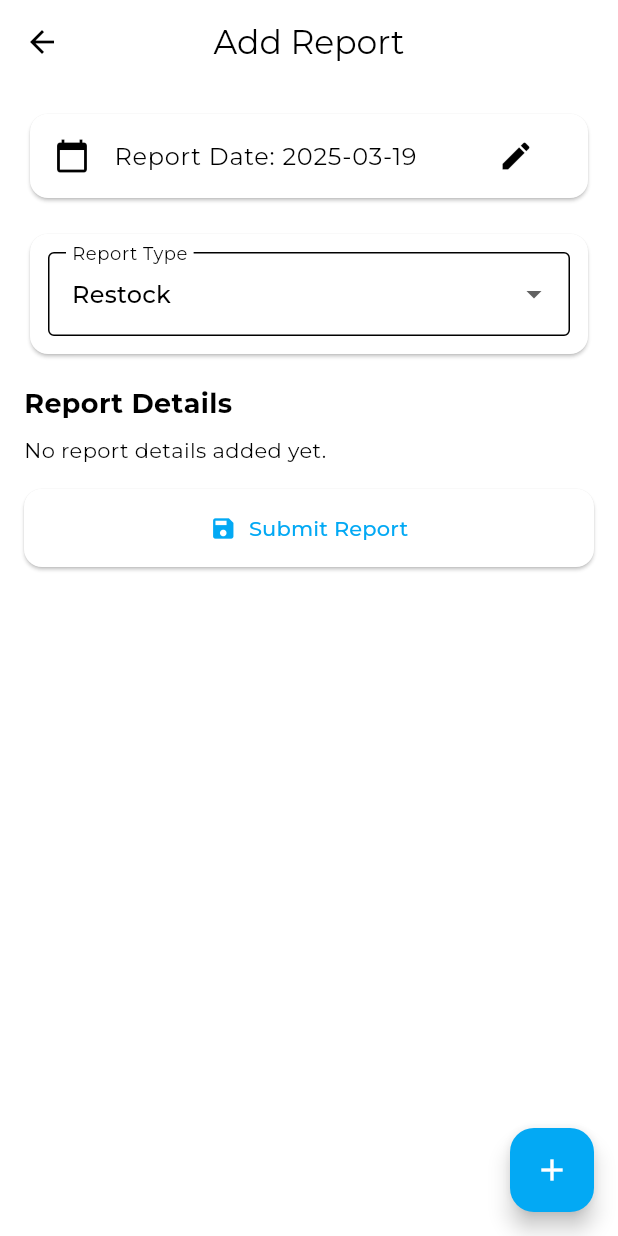
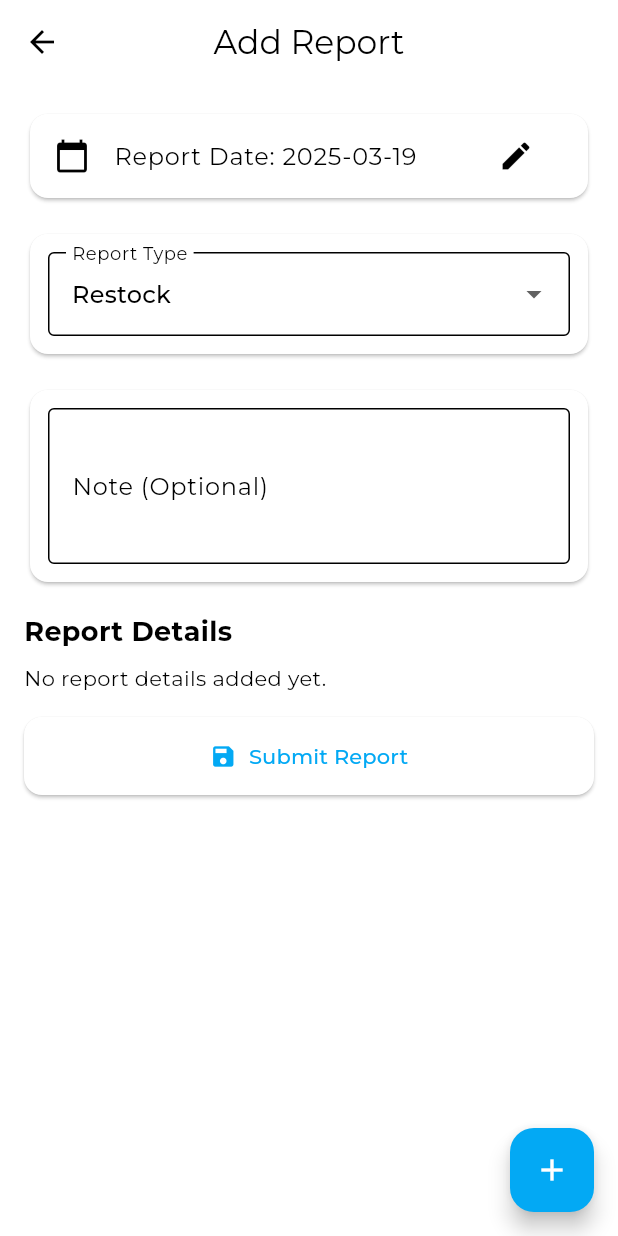
Before and after one commit to VinChriZ/primamobile, a Flutter app: the AddReportPage screen opened directly, on a phone screen of 412 x 824 dp. Run offline on Flutter 3.47's test engine with Material 3 defaults, Android fonts, the phone set to English and light mode, and no system bars; our stand-ins replace bloc, device_info_plus, device_preview, dio, equatable, fl_chart and 7 more; missing offline and left inert: android_id, mobile_scanner; accounts and stored records are empty; project files that could hold a hidden picture were left out.

Commit message:
add note attributes to report

```diff
--- a/lib/app/models/report/report.dart
+++ b/lib/app/models/report/report.dart
@@ -3,9 +3,9 @@ class Report {
   final int userId;
   final DateTime dateCreated;
   final DateTime lastUpdated;
-  final String type; // Expected values: 'restock' or 'return'
-  final String
-      status; // Expected values: 'approved', 'disapproved', or 'waiting'
+  final String type;
+  final String status;
+  final String? note; // Added optional note field
 
   Report({
     required this.reportId,
@@ -14,6 +14,7 @@ class Report {
     required this.lastUpdated,
     required this.type,
     required this.status,
+    this.note, // Optional
   });
 
   // Creates a Report instance from a JSON map
@@ -25,16 +26,23 @@ class Report {
       lastUpdated: DateTime.parse(json['last_updated']),
       type: json['type'] as String,
       status: json['status'] as String,
+      note: json['note'] as String?, // Parse optional note field
     );
   }
 
   // Converts the Report instance into a JSON map
   Map<String, dynamic> toJson() {
-    return {
+    final Map<String, dynamic> data = {
       'user_id': userId,
       'date_created': dateCreated.toIso8601String(),
       'type': type,
       'status': status,
     };
+
+    if (note != null) {
+      data['note'] = note;
+    }
+
+    return data;
   }
 }
--- a/lib/app/pages/home/owner_home/view/pages/owner_approval/view/owner_approval_detail_screen.dart
+++ b/lib/app/pages/home/owner_home/view/pages/owner_approval/view/owner_approval_detail_screen.dart
@@ -245,6 +245,12 @@ class OwnerApprovalDetailScreen extends StatelessWidget {
                               value: DateFormat('yyyy-MM-dd HH:mm')
                                   .format(report.lastUpdated),
                             ),
+                            // Add note field display if it exists
+                            if (report.note != null && report.note!.isNotEmpty)
+                              _buildAttributeRow(
+                                label: 'Note',
+                                value: report.note!,
+                              ),
                           ],
                         ),
                       ),
--- a/lib/app/pages/home/worker_home/view/pages/worker_report/bloc/report_detail/bloc/worker_report_detail_bloc.dart
+++ b/lib/app/pages/home/worker_home/view/pages/worker_report/bloc/report_detail/bloc/worker_report_detail_bloc.dart
@@ -2,6 +2,7 @@ import 'package:bloc/bloc.dart';
 import 'package:equatable/equatable.dart';
 import 'package:primamobile/app/models/report/report_detail.dart';
 import 'package:primamobile/repository/report_detail_repository.dart';
+import 'package:flutter_bloc/flutter_bloc.dart';
 
 part 'worker_report_detail_event.dart';
 part 'worker_report_detail_state.dart';
@@ -10,8 +11,9 @@ class WorkerReportDetailBloc
     extends Bloc<WorkerReportDetailEvent, WorkerReportDetailState> {
   final ReportDetailRepository reportDetailRepository;
 
-  WorkerReportDetailBloc({required this.reportDetailRepository})
-      : super(WorkerReportDetailInitial()) {
+  WorkerReportDetailBloc({
+    required this.reportDetailRepository,
+  }) : super(WorkerReportDetailInitial()) {
     on<FetchWorkerReportDetails>(_onFetchWorkerReportDetails);
     on<AddWorkerReportDetail>(_onAddWorkerReportDetail);
     on<UpdateWorkerReportDetail>(_onUpdateWorkerReportDetail);
--- a/lib/app/pages/home/worker_home/view/pages/worker_report/view/report/add_report_page.dart
+++ b/lib/app/pages/home/worker_home/view/pages/worker_report/view/report/add_report_page.dart
@@ -29,6 +29,7 @@ class _AddReportPageState extends State<AddReportPage> {
   final _formKey = GlobalKey<FormState>();
   DateTime _reportDate = DateTime.now();
   String _selectedType = "restock"; // "restock" or "return"
+  final TextEditingController _noteController = TextEditingController();
   // Report status is fixed to "waiting".
   final List<ReportDetailItem> _reportDetails = [];
 
@@ -43,6 +44,12 @@ class _AddReportPageState extends State<AddReportPage> {
     _reportDetailRepository =
         RepositoryProvider.of<ReportDetailRepository>(context);
     _productRepository = RepositoryProvider.of<ProductRepository>(context);
+  }
+
+  @override
+  void dispose() {
+    _noteController.dispose();
+    super.dispose();
   }
 
   Future<void> _selectDate(BuildContext context) async {
@@ -268,12 +275,20 @@ class _AddReportPageState extends State<AddReportPage> {
           content: Text("Please add at least one report detail")));
       return;
     }
+
+    final String note = _noteController.text.trim();
     final reportPayload = {
       'user_id': Globals.userSession.user.userId,
       'date_created': _reportDate.toIso8601String(),
       'type': _selectedType,
       'status': 'waiting', // Always "waiting"
     };
+
+    // Add note to payload if it's not empty
+    if (note.isNotEmpty) {
+      reportPayload['note'] = note;
+    }
+
     try {
       final report = await _reportRepository.addReport(reportPayload);
       for (var detail in _reportDetails) {
@@ -341,6 +356,21 @@ class _AddReportPageState extends State<AddReportPage> {
                         });
                       }
                     },
+                  ),
+                ),
+              ),
+              const SizedBox(height: 16),
+              Card(
+                child: Padding(
+                  padding: const EdgeInsets.all(12),
+                  child: TextFormField(
+                    controller: _noteController,
+                    decoration: const InputDecoration(
+                      labelText: "Note (Optional)",
+                      border: OutlineInputBorder(),
+                      hintText: "Add a note about this report",
+                    ),
+                    maxLines: 3,
                   ),
                 ),
               ),
--- a/lib/app/pages/home/worker_home/view/pages/worker_report/view/report/edit_report_page.dart
+++ b/lib/app/pages/home/worker_home/view/pages/worker_report/view/report/edit_report_page.dart
@@ -18,6 +18,7 @@ class _EditReportPageState extends State<EditReportPage> {
   late String _selectedType;
   final _formKey = GlobalKey<FormState>();
   bool _isSaving = false;
+  late TextEditingController _noteController;
 
   late final ReportRepository _reportRepository;
 
@@ -26,6 +27,13 @@ class _EditReportPageState extends State<EditReportPage> {
     super.initState();
     _reportDate = widget.report.dateCreated;
     _selectedType = widget.report.type;
+    _noteController = TextEditingController(text: widget.report.note ?? '');
+  }
+
+  @override
+  void dispose() {
+    _noteController.dispose();
+    super.dispose();
   }
 
   @override
@@ -55,10 +63,12 @@ class _EditReportPageState extends State<EditReportPage> {
       _isSaving = true;
     });
 
-    // Build payload with only date_created and type, as status is not editable.
+    // Build payload with date_created, type and note
     final updateFields = {
       'date_created': _reportDate.toIso8601String(),
       'type': _selectedType,
+      'note':
+          _noteController.text.trim().isNotEmpty ? _noteController.text : null,
     };
 
     try {
@@ -135,6 +145,17 @@ class _EditReportPageState extends State<EditReportPage> {
                         }
                       },
                     ),
+                    const SizedBox(height: 16),
+                    // Add note text field
+                    TextFormField(
+                      controller: _noteController,
+                      decoration: const InputDecoration(
+                        labelText: 'Note (optional)',
+                        border: OutlineInputBorder(),
+                        hintText: 'Add a note for this report',
+                      ),
+                      maxLines: 3,
+                    ),
                     const SizedBox(height: 24),
                     ElevatedButton(
                       onPressed: _saveChanges,
--- a/lib/app/pages/home/worker_home/view/pages/worker_report/view/report/worker_report_screen.dart
+++ b/lib/app/pages/home/worker_home/view/pages/worker_report/view/report/worker_report_screen.dart
@@ -435,6 +435,7 @@ class WorkerReportScreen extends StatelessWidget {
                                               DateFormat('dd MMM yyyy HH:mm')
                                                   .format(report.lastUpdated),
                                             ),
+
                                             const SizedBox(height: 12.0),
                                             // Only show edit/delete buttons if the report is editable
                                             if (isEditable) ...[
--- a/lib/app/pages/home/worker_home/view/pages/worker_report/view/report_detail/worker_report_detail_screen.dart
+++ b/lib/app/pages/home/worker_home/view/pages/worker_report/view/report_detail/worker_report_detail_screen.dart
@@ -620,6 +620,12 @@ class WorkerReportDetailScreen extends StatelessWidget {
                               value: DateFormat('yyyy-MM-dd HH:mm')
                                   .format(report.lastUpdated),
                             ),
+                            if (report.note != null && report.note!.isNotEmpty)
+                              _buildAttributeRow(
+                                label: 'Note',
+                                value: report.note!,
+                              ),
+                            // Remove the Edit Note button - users should use the EditReportPage instead
                           ],
                         ),
                       ),
```
